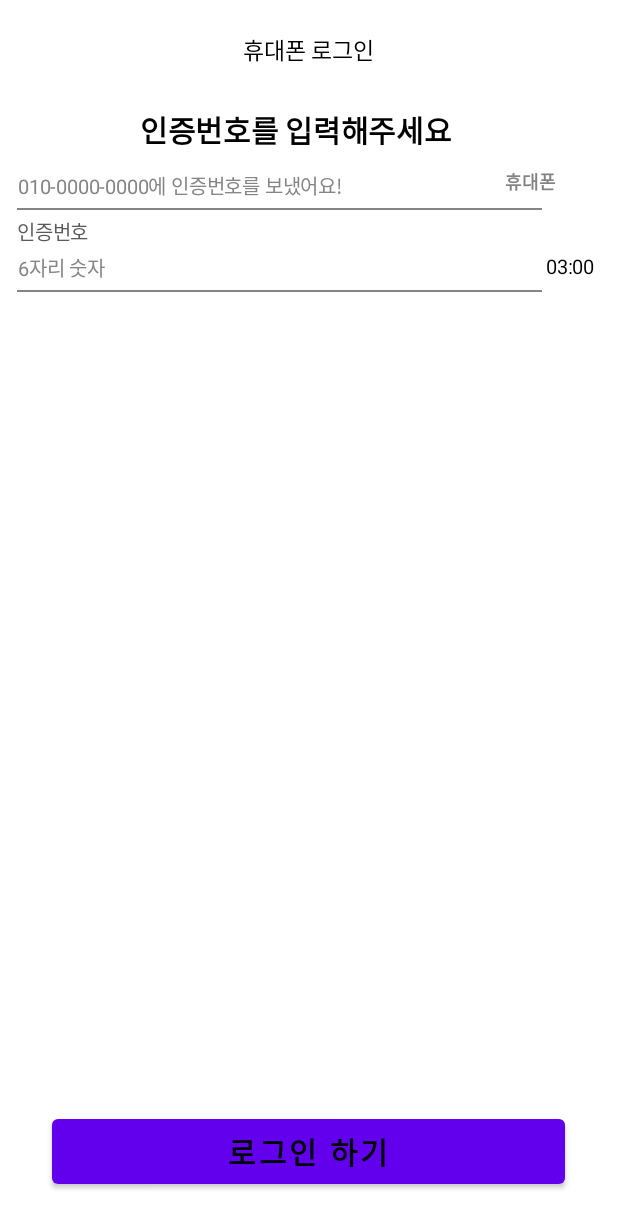
After one commit to Faniverse2024/FaniverseFE2, an Android app: the layout test_verification.xml on its own in the app's theme, with its tools: preview values and no code run, on a phone screen of 412 x 824 dp. The commit adds this screen. Shown: the top 1228 px of the screen. Run offline under Robolectric (Android 15) with nearby library versions, the phone set to English and light mode, and no system bars.

Commit message:
activity_verification 수정

```diff
--- a/app/src/main/res/layout/activity_verification.xml
+++ b/app/src/main/res/layout/activity_verification.xml
@@ -18,18 +18,19 @@
         app:layout_constraintBottom_toTopOf="@+id/textViewInstructions"
         android:layout_marginTop="32dp"/>
 
+
     <TextView
         android:id="@+id/textViewInstructions"
         android:layout_width="wrap_content"
         android:layout_height="wrap_content"
         android:text="인증번호를 입력해주세요"
-        android:textSize="20sp"
+        android:textSize="17sp"
         android:textStyle="bold"
         android:textColor="#000000"
         app:layout_constraintTop_toBottomOf="@id/textViewTitle"
         app:layout_constraintStart_toStartOf="parent"
-        android:layout_marginStart="16dp"
-        android:layout_marginTop="20dp"/>
+        android:layout_marginStart="120dp"
+        android:layout_marginTop="11dp"/>
 
 
     <EditText
@@ -62,7 +63,7 @@
         app:layout_constraintTop_toBottomOf="@+id/editTextPhoneNumberInfo"
         app:layout_constraintStart_toStartOf="parent"
         app:layout_constraintEnd_toStartOf="@+id/textViewTimer"
-        android:layout_marginStart="57dp"
+        android:layout_marginStart="55dp"
         android:layout_marginTop="3dp"
         android:layout_marginEnd="16dp"/>
 
--- /dev/null
+++ b/app/src/main/res/layout/test_verification.xml
@@ -0,0 +1,130 @@
+<?xml version="1.0" encoding="utf-8"?>
+<RelativeLayout xmlns:android="http://schemas.android.com/apk/res/android"
+    android:layout_width="match_parent"
+    android:layout_height="match_parent"
+    android:background="#FFFFFF">
+
+    <TextView
+        android:id="@+id/text_phone_login"
+        android:layout_width="87dp"
+        android:layout_height="23dp"
+        android:layout_centerHorizontal="true"
+        android:layout_marginTop="21dp"
+        android:textSize="15sp"
+        android:textStyle="normal"
+        android:gravity="center"
+        android:letterSpacing="-0.01"
+        android:text="휴대폰 로그인"
+        android:textColor="#000000" />
+
+    <TextView
+        android:id="@+id/text_enter_code"
+        android:layout_width="225dp"
+        android:layout_height="30dp"
+        android:layout_centerHorizontal="true"
+        android:layout_marginTop="71dp"
+        android:textSize="20sp"
+        android:textStyle="bold"
+        android:letterSpacing="-0.01"
+        android:text="인증번호를 입력해주세요"
+        android:textColor="#000000" />
+
+    <View
+        android:id="@+id/line_1"
+        android:layout_width="350dp"
+        android:layout_height="1dp"
+        android:layout_marginTop="138.5dp"
+        android:layout_marginStart="11dp"
+        android:background="#858585" />
+
+    <View
+        android:id="@+id/line_2"
+        android:layout_width="350dp"
+        android:layout_height="1dp"
+        android:layout_marginTop="193.5dp"
+        android:layout_marginStart="11dp"
+        android:background="#858585" />
+
+    <TextView
+        android:id="@+id/text_sent_code"
+        android:layout_width="227dp"
+        android:layout_height="20dp"
+        android:layout_marginTop="113dp"
+        android:layout_marginStart="12dp"
+        android:textSize="13sp"
+        android:textStyle="normal"
+        android:letterSpacing="-0.01"
+        android:text="010-0000-0000에 인증번호를 보냈어요!"
+        android:textColor="#858585" />
+
+    <TextView
+        android:id="@+id/text_6_digit"
+        android:layout_width="59dp"
+        android:layout_height="20dp"
+        android:layout_marginTop="168dp"
+        android:layout_marginStart="12dp"
+        android:textSize="13sp"
+        android:textStyle="normal"
+        android:letterSpacing="-0.01"
+        android:text="6자리 숫자"
+        android:textColor="#858585" />
+
+    <TextView
+        android:id="@+id/text_timer"
+        android:layout_width="36dp"
+        android:layout_height="20dp"
+        android:layout_marginTop="168dp"
+        android:layout_marginEnd="12dp"
+        android:textSize="13sp"
+        android:textStyle="normal"
+        android:letterSpacing="-0.01"
+        android:text="03:00"
+        android:textColor="#000000"
+        android:layout_alignParentEnd="true" />
+
+    <TextView
+        android:id="@+id/text_code_label"
+        android:layout_width="48dp"
+        android:layout_height="20dp"
+        android:layout_marginTop="144dp"
+        android:layout_marginStart="11dp"
+        android:textSize="13sp"
+        android:textStyle="normal"
+        android:letterSpacing="-0.01"
+        android:text="인증번호"
+        android:textColor="#5A5A5A" />
+
+    <Button
+        android:id="@+id/btn_login"
+        android:layout_width="342dp"
+        android:layout_height="55dp"
+        android:layout_marginTop="740dp"
+        android:layout_centerHorizontal="true"
+        android:text="로그인 하기"
+        android:textColor="#000000"
+        android:textSize="20sp"
+        android:textStyle="bold" />
+
+    <LinearLayout
+        android:id="@+id/phone_number_container"
+        android:layout_width="77dp"
+        android:layout_height="31dp"
+        android:layout_marginTop="104dp"
+        android:layout_marginEnd="12dp"
+        android:background="#FFFFFF"
+        android:orientation="horizontal"
+        android:padding="8dp"
+        android:layout_alignParentEnd="true">
+
+        <TextView
+            android:id="@+id/text_phone_number_label"
+            android:layout_width="46dp"
+            android:layout_height="18dp"
+            android:textSize="12sp"
+            android:textStyle="bold"
+            android:text="휴대폰 번호"
+            android:textColor="#828282"
+            android:gravity="center" />
+    </LinearLayout>
+
+</RelativeLayout>
```
